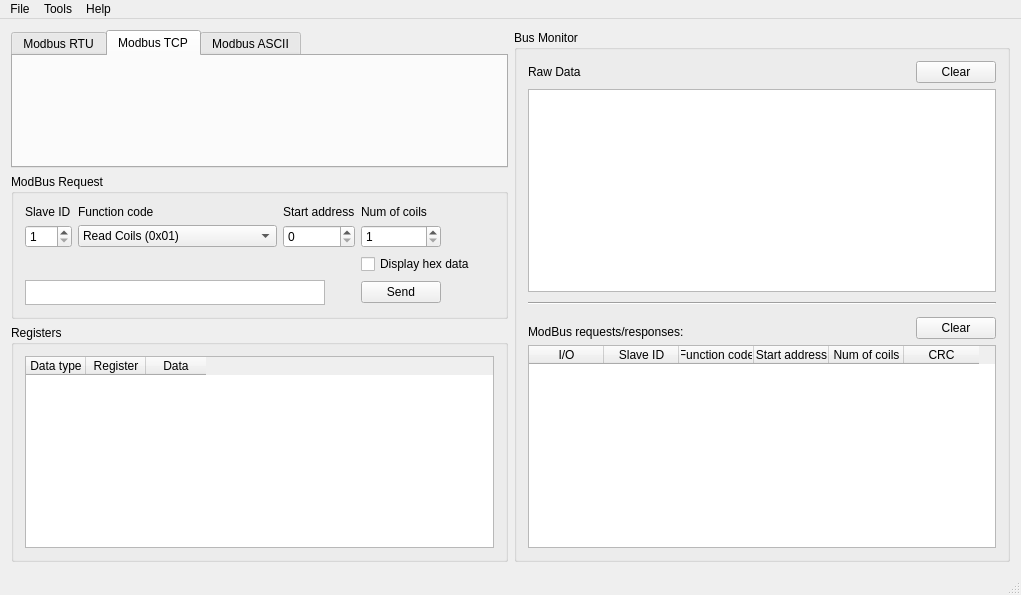
First picture: the form in forms/mainwindow.ui, repository ed-chemnitz/qmodbus, before the edit.
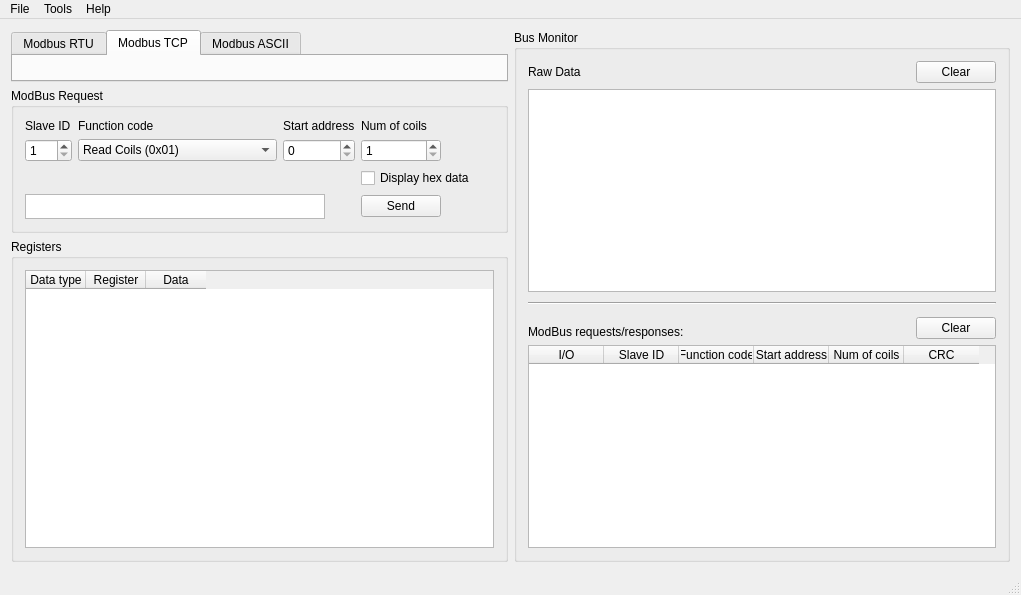
Second picture: the form after the edit. Icons and pictures are not drawn. Custom widgets are drawn as their Qt base class.

Commit message: Stop the Serial/TCP settings widget growing if the main window is expanded vertically

The edit to the form file:
```diff
--- a/forms/mainwindow.ui
+++ b/forms/mainwindow.ui
@@ -23,6 +23,12 @@
      <layout class="QVBoxLayout" name="verticalLayout">
       <item>
        <widget class="QTabWidget" name="tabWidget">
+        <property name="sizePolicy">
+         <sizepolicy hsizetype="Expanding" vsizetype="Minimum">
+          <horstretch>0</horstretch>
+          <verstretch>0</verstretch>
+         </sizepolicy>
+        </property>
         <property name="currentIndex">
          <number>1</number>
         </property>
```
